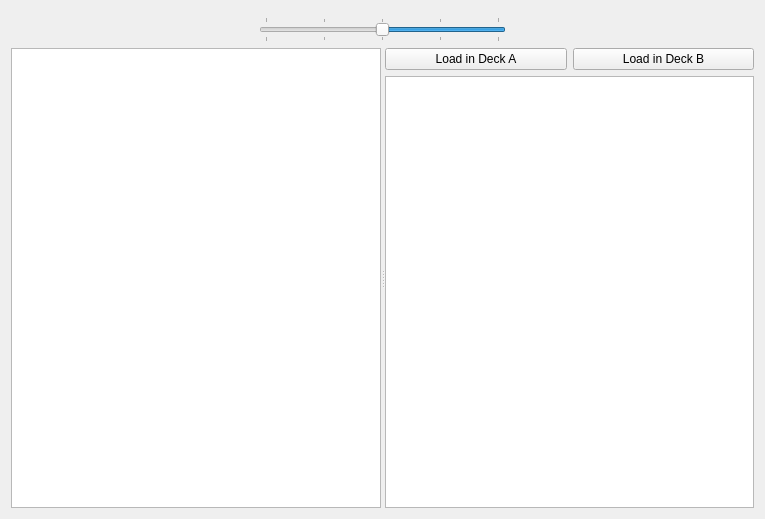
0xFEEDC0DE64/DrumMachine, file djwidget.ui: the form before one commit.
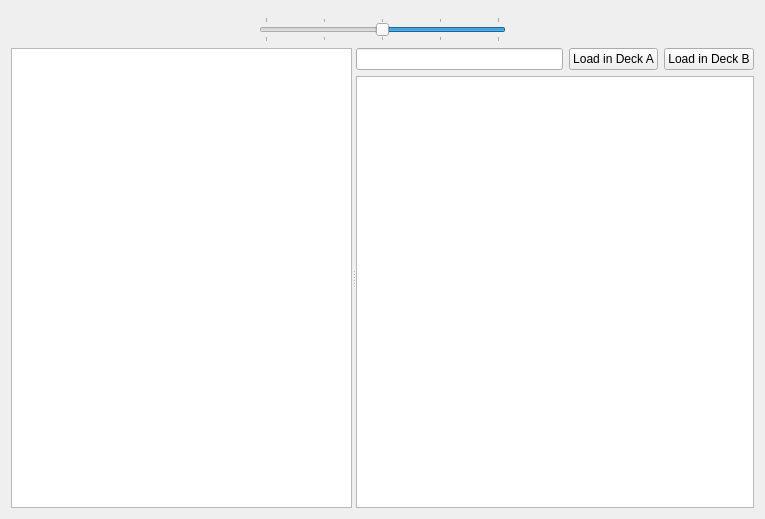
The form after the commit. Custom widgets are drawn as their Qt base class.

What changed in the file:
```diff
--- a/djwidget.ui
+++ b/djwidget.ui
@@ -100,6 +100,13 @@
       <layout class="QVBoxLayout">
        <item>
         <layout class="QHBoxLayout">
+         <item>
+          <widget class="QLineEdit" name="lineEditSearch">
+           <property name="clearButtonEnabled">
+            <bool>true</bool>
+           </property>
+          </widget>
+         </item>
          <item>
           <widget class="QPushButton" name="pushButtonLoadDeckA">
            <property name="text">
@@ -121,15 +128,6 @@
          <property name="dragEnabled">
           <bool>true</bool>
          </property>
-         <property name="rootIsDecorated">
-          <bool>false</bool>
-         </property>
-         <property name="itemsExpandable">
-          <bool>false</bool>
-         </property>
-         <property name="sortingEnabled">
-          <bool>true</bool>
-         </property>
         </widget>
        </item>
       </layout>
```
